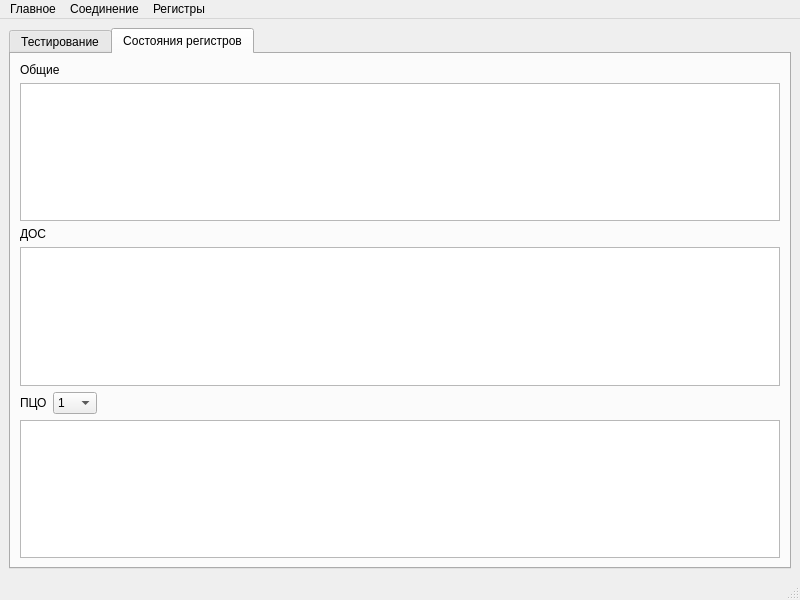
This is mainwindow.ui in waitskoro/mlafarTest as Qt 5 draws it before an edit. The edited form follows.
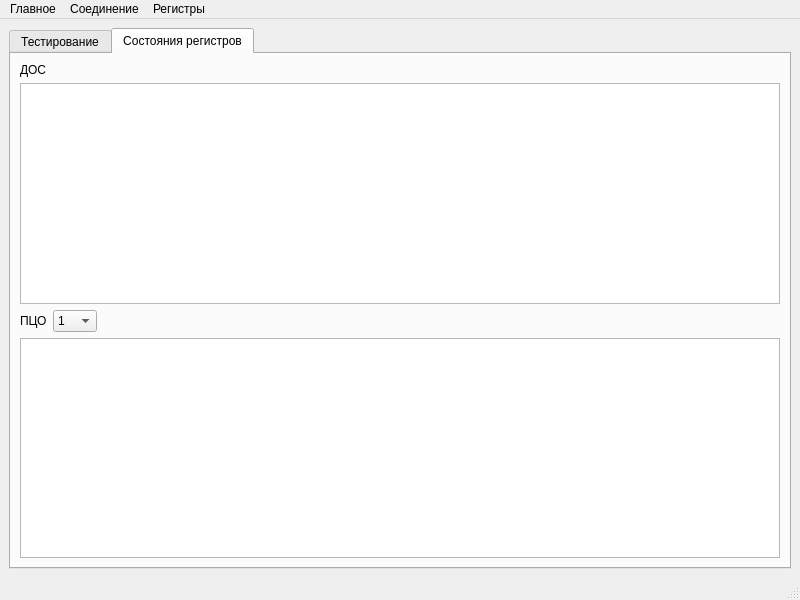
This is the edited form.

Diff of the .ui file:
```diff
--- a/mainwindow.ui
+++ b/mainwindow.ui
@@ -34,28 +34,13 @@
          <layout class="QVBoxLayout" name="verticalLayout_2">
           <item>
            <layout class="QGridLayout" name="gridLayout_2">
-            <item row="3" column="0">
-             <layout class="QHBoxLayout" name="horizontalLayout_2">
-              <item>
-               <widget class="QLabel" name="label_2">
-                <property name="text">
-                 <string>ДОС</string>
-                </property>
-               </widget>
-              </item>
-             </layout>
-            </item>
-            <item row="1" column="0">
-             <widget class="QLabel" name="label">
-              <property name="text">
-               <string>Общие</string>
-              </property>
-             </widget>
-            </item>
-            <item row="4" column="0">
+            <item row="2" column="0">
              <widget class="QTableView" name="tableViewDos"/>
             </item>
-            <item row="5" column="0">
+            <item row="4" column="0">
+             <widget class="QTableView" name="tableViewPco"/>
+            </item>
+            <item row="3" column="0">
              <layout class="QHBoxLayout" name="horizontalLayout">
               <item>
                <widget class="QLabel" name="label_3">
@@ -163,11 +148,16 @@
               </item>
              </layout>
             </item>
-            <item row="6" column="0">
-             <widget class="QTableView" name="tableViewPco"/>
-            </item>
-            <item row="2" column="0">
-             <widget class="QTableView" name="tableViewCommon"/>
+            <item row="1" column="0">
+             <layout class="QHBoxLayout" name="horizontalLayout_2">
+              <item>
+               <widget class="QLabel" name="label_2">
+                <property name="text">
+                 <string>ДОС</string>
+                </property>
+               </widget>
+              </item>
+             </layout>
             </item>
            </layout>
           </item>
```
